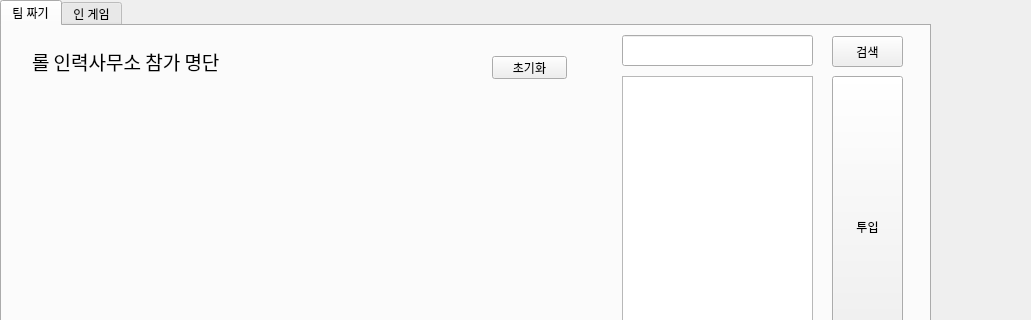
kbeekim/lol_teamfight, file main_window.ui: the form before one commit; both pictures show x 0 to 1031 and y 0 to 320 of the 1169 by 652 pixel window.
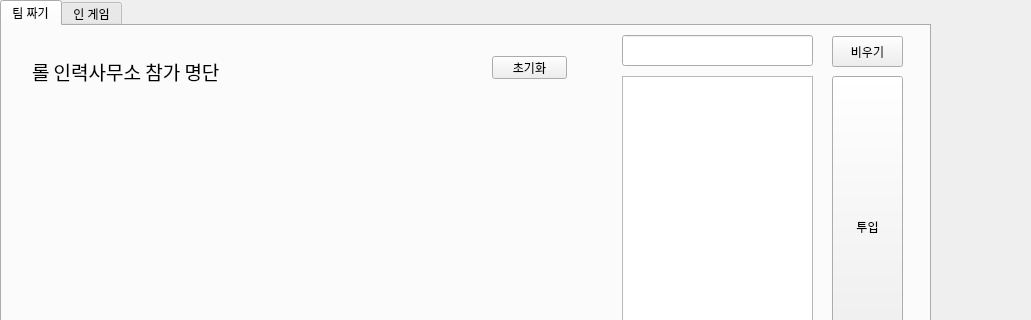
The form after the commit.

Commit message:
add search filter function 2 other
- worker_list 검색 기능 추가
- 용병 투입 시, 예외처리 추가 (이미 등록된 똑같은 이름이 존재하는 경우)
- 첫 진입 시, 용병 콤보 박스 text 비움
- 주석기입 및 라인 이동

```diff
--- a/main_window.ui
+++ b/main_window.ui
@@ -66,26 +66,13 @@
         <height>31</height>
        </rect>
       </property>
-      <property name="text">
-       <string/>
-      </property>
-     </widget>
-     <widget class="QPushButton" name="pushButton_4">
-      <property name="geometry">
-       <rect>
-        <x>830</x>
-        <y>10</y>
-        <width>71</width>
-        <height>31</height>
-       </rect>
-      </property>
       <property name="font">
        <font>
-        <family>Noto Sans Korean Regular</family>
+        <family>맑은 고딕</family>
        </font>
       </property>
       <property name="text">
-       <string>검색</string>
+       <string/>
       </property>
      </widget>
      <widget class="QListWidget" name="worker_list_widget">
@@ -105,7 +92,7 @@
       <property name="geometry">
        <rect>
         <x>30</x>
-        <y>20</y>
+        <y>30</y>
         <width>301</width>
         <height>31</height>
        </rect>
@@ -248,6 +235,27 @@
 투입</string>
       </property>
      </widget>
+     <widget class="QPushButton" name="search_clear_btn">
+      <property name="geometry">
+       <rect>
+        <x>830</x>
+        <y>10</y>
+        <width>71</width>
+        <height>31</height>
+       </rect>
+      </property>
+      <property name="font">
+       <font>
+        <family>Noto Sans Korean Regular</family>
+       </font>
+      </property>
+      <property name="autoFillBackground">
+       <bool>true</bool>
+      </property>
+      <property name="text">
+       <string>비우기</string>
+      </property>
+     </widget>
     </widget>
     <widget class="QWidget" name="tab_2">
      <attribute name="title">
```
Left out of the diff: 2 changed lines with no effect on the pictures. The commit also changes 3 other files.
